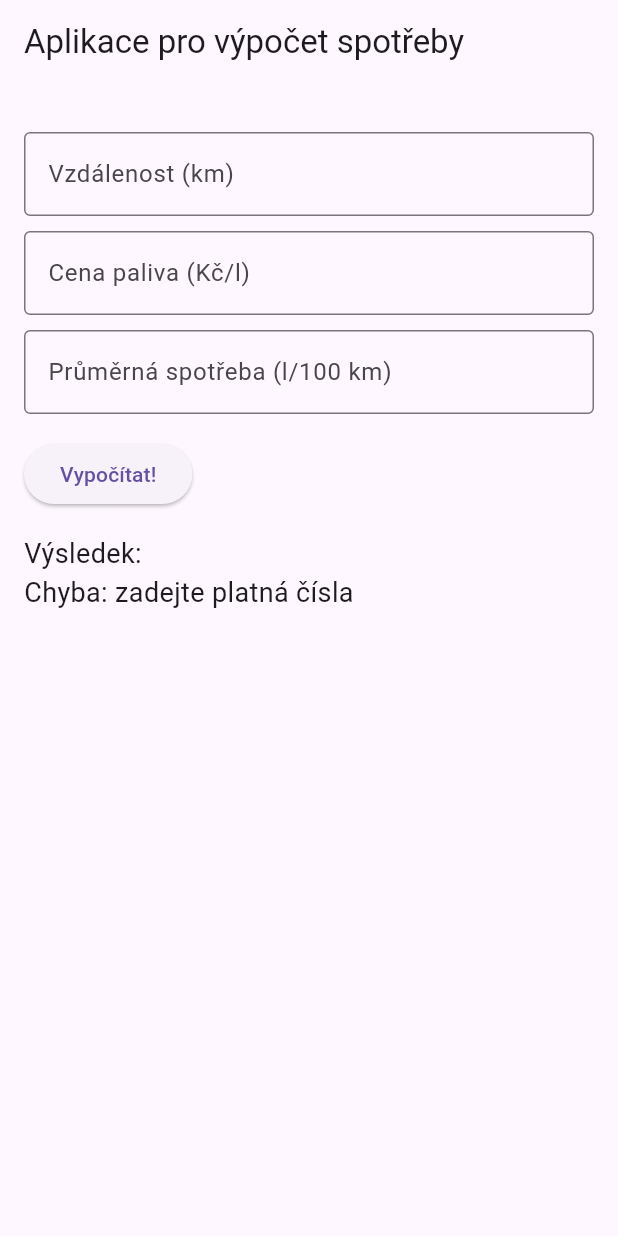
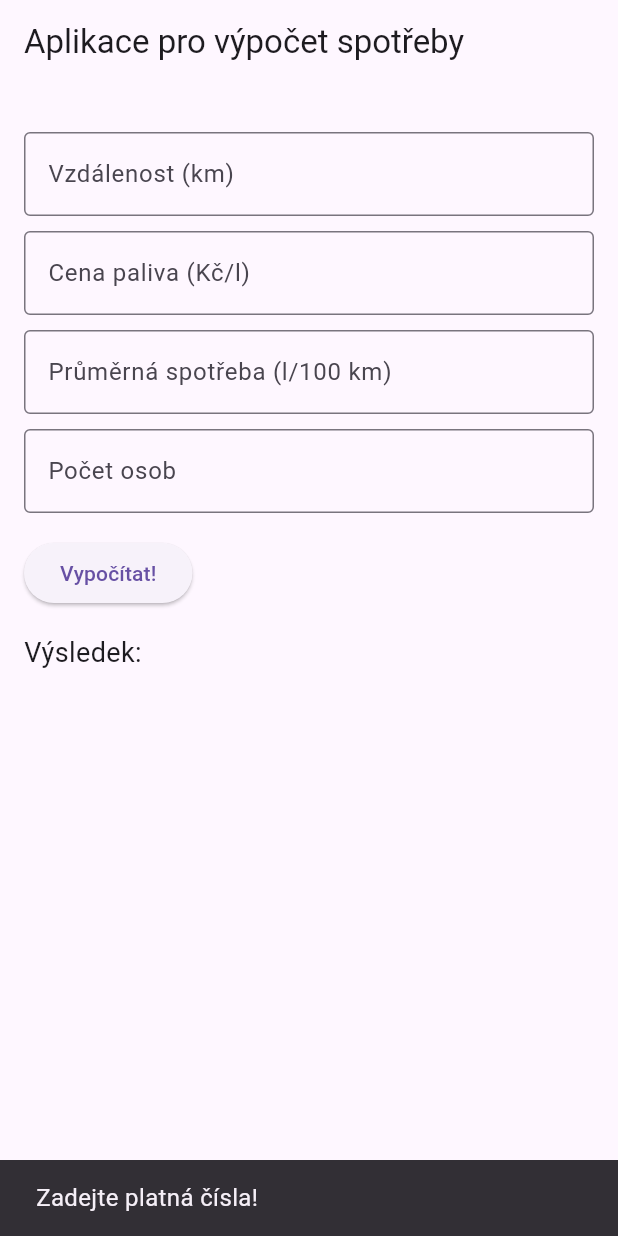
Before and after one commit to GurishMan/Vypocet-spotreby, a Flutter app: the screen it shows after launch, after a tap on "Vypočítat!", on a phone screen of 412 x 824 dp. Run offline on Flutter 3.47's test engine with Material 3 defaults, Android fonts, the phone set to English and light mode, and no system bars.

Commit message:
Initial commit

```diff
--- a/lib/main.dart
+++ b/lib/main.dart
@@ -76,23 +76,32 @@ class _VypocetSpotrebyState extends State<VypocetSpotreby> { //Controllery ukád
   final TextEditingController vzdalenostController = TextEditingController();
   final TextEditingController cenaPalivaController = TextEditingController();
   final TextEditingController prumernaSpotrebaController = TextEditingController();
+  final TextEditingController pocetOsobController = TextEditingController();
   String vysledek = '';
 
   void pocitaniSpotreby() { //prevod textu (Stringu) na cislo (double)
     final vzdalenost = double.tryParse(vzdalenostController.text);
     final cenaPaliva = double.tryParse(cenaPalivaController.text);
     final prumernaSpotreba = double.tryParse(prumernaSpotrebaController.text);
+    final pocetOsob = double.tryParse(pocetOsobController.text);
 
-    if (vzdalenost != null && cenaPaliva != null && prumernaSpotreba != null) {
+    if (vzdalenost != null && cenaPaliva != null && prumernaSpotreba != null && pocetOsob != null) {
       final pouzitePalivo = (vzdalenost * prumernaSpotreba) / 100; // Vypocet spotreby paliva
       final konecnaCena = pouzitePalivo * cenaPaliva; // Vypocet nakladu
+      final cenaNaJednoho = konecnaCena / pocetOsob; //Vypocet na jednoho cloveka
       setState(() {
-        vysledek = 'Celková cena: ${konecnaCena.toStringAsFixed(2)}';
+        vysledek = 'Celková cena: ${konecnaCena.toStringAsFixed(2)} \nCena na jednoho: ${cenaNaJednoho.toStringAsFixed(2)}';
       });
+      vzdalenostController.clear();
+      cenaPalivaController.clear();
+      prumernaSpotrebaController.clear();
+      pocetOsobController.clear();
     } else {
-      setState(() {
-        vysledek = 'Chyba: zadejte platná čísla';
-      });
+      ScaffoldMessenger.of(context).showSnackBar(
+        SnackBar(
+          content: Text('Zadejte platná čísla!', style: TextStyle(fontSize: 16,)),
+        ),
+      );
     }
   }
 
@@ -128,6 +137,15 @@ class _VypocetSpotrebyState extends State<VypocetSpotreby> { //Controllery ukád
             border: OutlineInputBorder(),
           ),
         ),
+        SizedBox(height: 10),
+        TextField(
+          controller: pocetOsobController,
+          keyboardType: TextInputType.number,
+          decoration: InputDecoration(
+            labelText: 'Počet osob',
+            border: OutlineInputBorder(),
+          ),
+        ),
         SizedBox(height: 16),
         ElevatedButton(
             onPressed: pocitaniSpotreby,
```
Also changed, not shown: 1 other file.
